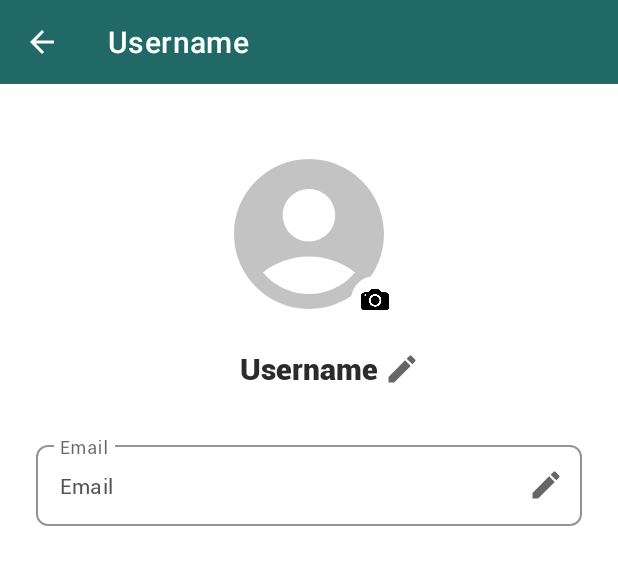
After one commit to MakMoinee/saanKaPuntaApp, an Android app: the layout activity_profile.xml on its own in the app's theme, with its tools: preview values and no code run, on a phone screen of 412 x 824 dp. The commit adds this screen. Shown: the top 565 px of the screen. Run offline under Robolectric (Android 15) with nearby library versions, the phone set to English and light mode, and no system bars.

Commit message:
update code

```diff
--- a/app/src/main/java/com/rizaltechnology/saankapuntaapp/Fragments/MainFormFragment.java
+++ b/app/src/main/java/com/rizaltechnology/saankapuntaapp/Fragments/MainFormFragment.java
@@ -47,6 +47,7 @@ public class MainFormFragment extends Fragment implements StorageListener {
     private String[] countries;
     private ArrayAdapter<String> adapterStr;
     private String lastSearchVal = "";
+    private ImageButton btnProfile;
 
     private BuildingListener bListener = new BuildingListener() {
         @Override
@@ -97,6 +98,12 @@ public class MainFormFragment extends Fragment implements StorageListener {
 
             @Override
             public void afterTextChanged(Editable s) {
+
+            }
+        });
+        btnProfile.setOnClickListener(new View.OnClickListener() {
+            @Override
+            public void onClick(View v) {
 
             }
         });
@@ -197,6 +204,7 @@ public class MainFormFragment extends Fragment implements StorageListener {
         recyclerView = mView.findViewById(R.id.recycler);
         recyclerView.setVisibility(View.INVISIBLE);
         btnSearch = mView.findViewById(R.id.imgSearch);
+        btnProfile = mView.findViewById(R.id.btnProfile);
         storage = new Storage(this);
         buildingFilePaths = Constants.buildingFileFolder.split(",");
         currentFileIndex = 0;
--- /dev/null
+++ b/app/src/main/java/com/rizaltechnology/saankapuntaapp/Fragments/ProfileFragment.java
@@ -0,0 +1,27 @@
+package com.rizaltechnology.saankapuntaapp.Fragments;
+
+import android.content.Context;
+import android.os.Bundle;
+import android.view.LayoutInflater;
+import android.view.View;
+import android.view.ViewGroup;
+
+import androidx.fragment.app.Fragment;
+
+import com.rizaltechnology.saankapuntaapp.R;
+
+public class ProfileFragment extends Fragment {
+
+    Context mContext;
+
+
+    public ProfileFragment(Context context) {
+        this.mContext = context;
+    }
+
+    @Override
+    public View onCreateView(LayoutInflater inflater, ViewGroup container, Bundle savedInstanceState) {
+        View mView = LayoutInflater.from(mContext).inflate(R.layout.activity_profile,container,false);
+        return mView;
+    }
+}
--- a/app/src/main/java/com/rizaltechnology/saankapuntaapp/Interfaces/FragmentFinish.java
+++ b/app/src/main/java/com/rizaltechnology/saankapuntaapp/Interfaces/FragmentFinish.java
@@ -7,4 +7,5 @@ public interface FragmentFinish {
     void onFinishSecondFragment();
     void onLoginFinish();
     void openBuildingFragment(Buildings buildings);
+    void openProfileFragment();
 }
--- a/app/src/main/java/com/rizaltechnology/saankapuntaapp/MainActivity.java
+++ b/app/src/main/java/com/rizaltechnology/saankapuntaapp/MainActivity.java
@@ -17,6 +17,7 @@ import com.rizaltechnology.saankapuntaapp.Fragments.BuildingFragment;
 import com.rizaltechnology.saankapuntaapp.Fragments.CreateAccountFragment;
 import com.rizaltechnology.saankapuntaapp.Fragments.FirstFragment;
 import com.rizaltechnology.saankapuntaapp.Fragments.MainFormFragment;
+import com.rizaltechnology.saankapuntaapp.Fragments.ProfileFragment;
 import com.rizaltechnology.saankapuntaapp.Fragments.SecondFragment;
 import com.rizaltechnology.saankapuntaapp.Interfaces.FragmentFinish;
 import com.rizaltechnology.saankapuntaapp.Interfaces.StorageListener;
@@ -113,6 +114,16 @@ public class MainActivity extends AppCompatActivity implements FragmentFinish {
     }
 
     @Override
+    public void openProfileFragment() {
+        fragmentIndex = 5;
+        fragment = new ProfileFragment(MainActivity.this);
+        fm = getSupportFragmentManager();
+        ft = fm.beginTransaction();
+        ft.replace(R.id.frame, fragment, null);
+        ft.commit();
+    }
+
+    @Override
     public void onBackPressed() {
         switch (fragmentIndex) {
             case 1:
--- /dev/null
+++ b/app/src/main/res/drawable/ic_baseline_account_circle_24_lightest_gray.xml
@@ -0,0 +1,5 @@
+<vector android:height="24dp" android:tint="#C3C3C3"
+    android:viewportHeight="24" android:viewportWidth="24"
+    android:width="24dp" xmlns:android="http://schemas.android.com/apk/res/android">
+    <path android:fillColor="@android:color/white" android:pathData="M12,2C6.48,2 2,6.48 2,12s4.48,10 10,10s10,-4.48 10,-10S17.52,2 12,2zM12,6c1.93,0 3.5,1.57 3.5,3.5S13.93,13 12,13s-3.5,-1.57 -3.5,-3.5S10.07,6 12,6zM12,20c-2.03,0 -4.43,-0.82 -6.14,-2.88C7.55,15.8 9.68,15 12,15s4.45,0.8 6.14,2.12C16.43,19.18 14.03,20 12,20z"/>
+</vector>
--- /dev/null
+++ b/app/src/main/res/drawable/ic_baseline_arrow_back_24_white.xml
@@ -0,0 +1,5 @@
+<vector android:autoMirrored="true" android:height="24dp"
+    android:tint="#FFFFFF" android:viewportHeight="24"
+    android:viewportWidth="24" android:width="24dp" xmlns:android="http://schemas.android.com/apk/res/android">
+    <path android:fillColor="@android:color/white" android:pathData="M20,11H7.83l5.59,-5.59L12,4l-8,8 8,8 1.41,-1.41L7.83,13H20v-2z"/>
+</vector>
--- /dev/null
+++ b/app/src/main/res/drawable/ic_edit.xml
@@ -0,0 +1,5 @@
+<vector android:height="24dp" android:tint="#666666"
+    android:viewportHeight="24" android:viewportWidth="24"
+    android:width="24dp" xmlns:android="http://schemas.android.com/apk/res/android">
+    <path android:fillColor="@android:color/white" android:pathData="M3,17.25V21h3.75L17.81,9.94l-3.75,-3.75L3,17.25zM20.71,7.04c0.39,-0.39 0.39,-1.02 0,-1.41l-2.34,-2.34c-0.39,-0.39 -1.02,-0.39 -1.41,0l-1.83,1.83 3.75,3.75 1.83,-1.83z"/>
+</vector>
--- /dev/null
+++ b/app/src/main/res/drawable/oval_gray.xml
@@ -0,0 +1,6 @@
+<?xml version="1.0" encoding="utf-8"?>
+<shape xmlns:android="http://schemas.android.com/apk/res/android"
+    android:shape="oval" >
+    <solid android:color="#E7E7E7"/>
+
+</shape>
--- /dev/null
+++ b/app/src/main/res/layout/activity_profile.xml
@@ -0,0 +1,145 @@
+<?xml version="1.0" encoding="utf-8"?>
+<androidx.coordinatorlayout.widget.CoordinatorLayout xmlns:android="http://schemas.android.com/apk/res/android"
+    xmlns:app="http://schemas.android.com/apk/res-auto"
+    xmlns:tools="http://schemas.android.com/tools"
+    android:layout_width="match_parent"
+    android:layout_height="match_parent">
+
+    <RelativeLayout
+        android:layout_width="match_parent"
+        android:layout_height="match_parent">
+
+        <com.google.android.material.appbar.MaterialToolbar
+            android:id="@+id/tbUserProfile"
+            android:layout_width="match_parent"
+            android:layout_height="wrap_content"
+            android:background="@color/green_primary"
+            app:navigationIcon="@drawable/ic_baseline_arrow_back_24_white"
+            app:title="Username"
+            app:titleTextColor="@color/off_white" />
+
+<!--        <com.google.android.material.progressindicator.CircularProgressIndicator-->
+<!--            android:id="@+id/pbUserProfile"-->
+<!--            android:layout_width="wrap_content"-->
+<!--            android:layout_height="wrap_content"-->
+<!--            android:indeterminate="true"-->
+<!--            app:indicatorColor="@color/green_secondary"-->
+<!--            app:layout_constraintBottom_toBottomOf="parent"-->
+<!--            app:layout_constraintEnd_toEndOf="parent"-->
+<!--            app:layout_constraintHorizontal_bias="0.5"-->
+<!--            app:layout_constraintStart_toStartOf="parent"-->
+<!--            app:layout_constraintTop_toTopOf="parent" />-->
+
+        <LinearLayout
+            android:layout_marginTop="40dp"
+            android:id="@+id/llUserProfileFragment"
+            android:layout_width="match_parent"
+            android:layout_height="match_parent"
+            android:gravity="center_horizontal"
+            android:orientation="vertical"
+            app:layout_constraintEnd_toEndOf="parent"
+            app:layout_constraintHorizontal_bias="0.5"
+            app:layout_constraintStart_toStartOf="parent">
+
+            <androidx.constraintlayout.widget.ConstraintLayout
+                android:layout_width="wrap_content"
+                android:layout_height="wrap_content"
+                android:layout_marginTop="56dp">
+
+                <ImageView
+                    android:id="@+id/ivUserProfilePicture"
+                    android:layout_width="120dp"
+                    android:layout_height="120dp"
+                    android:contentDescription="User Profile"
+                    android:scaleType="fitXY"
+                    app:layout_constraintBottom_toBottomOf="parent"
+                    app:layout_constraintEnd_toEndOf="parent"
+                    app:layout_constraintHorizontal_bias="0.5"
+                    app:layout_constraintStart_toStartOf="parent"
+                    app:layout_constraintTop_toTopOf="parent"
+                    app:srcCompat="@drawable/ic_baseline_account_circle_24_lightest_gray"
+                    tools:ignore="ImageContrastCheck" />
+
+                <ImageView
+                    android:id="@+id/ivUserProfilePictureUpdate"
+                    android:layout_width="32dp"
+                    android:layout_height="32dp"
+                    android:background="@drawable/oval_gray"
+                    android:backgroundTint="@color/white"
+                    android:contentDescription="@string/icon_hint"
+                    android:padding="4dp"
+                    app:layout_constraintBottom_toBottomOf="parent"
+                    app:layout_constraintEnd_toEndOf="parent"
+                    app:srcCompat="@drawable/camera" />
+            </androidx.constraintlayout.widget.ConstraintLayout>
+
+            <androidx.constraintlayout.widget.ConstraintLayout
+                android:layout_width="match_parent"
+                android:layout_height="wrap_content"
+                android:layout_marginTop="16dp">
+
+                <TextView
+                    android:id="@+id/tvUserProfileUsername"
+                    android:layout_width="wrap_content"
+                    android:layout_height="wrap_content"
+                    android:fontFamily="@font/roboto_black"
+                    android:text="Username"
+                    android:textColor="@color/off_black"
+                    android:textSize="20sp"
+                    app:layout_constraintBottom_toBottomOf="parent"
+                    app:layout_constraintEnd_toEndOf="parent"
+                    app:layout_constraintHorizontal_bias="0.5"
+                    app:layout_constraintStart_toStartOf="parent"
+                    app:layout_constraintTop_toTopOf="parent" />
+
+                <ImageButton
+                    android:id="@+id/ibUpdateUsername"
+                    android:layout_width="wrap_content"
+                    android:layout_height="wrap_content"
+                    android:layout_marginStart="4dp"
+                    android:background="@drawable/ic_edit"
+                    android:contentDescription="@string/update_username"
+                    app:layout_constraintBottom_toBottomOf="parent"
+                    app:layout_constraintStart_toEndOf="@+id/tvUserProfileUsername"
+                    app:layout_constraintTop_toTopOf="parent"
+                    tools:ignore="TouchTargetSizeCheck" />
+
+            </androidx.constraintlayout.widget.ConstraintLayout>
+
+
+            <com.google.android.material.textfield.TextInputLayout
+                android:id="@+id/tfUserProfileEmail"
+                style="@style/Widget.MaterialComponents.TextInputLayout.OutlinedBox"
+                android:layout_width="match_parent"
+                android:layout_height="wrap_content"
+                android:layout_marginStart="24dp"
+                android:layout_marginTop="32dp"
+                android:layout_marginEnd="24dp"
+                android:hint="Email"
+                app:boxCornerRadiusBottomEnd="8dp"
+                app:boxCornerRadiusBottomStart="8dp"
+                app:boxCornerRadiusTopEnd="8dp"
+                app:boxCornerRadiusTopStart="8dp"
+                app:boxStrokeColor="@color/lighter_gray"
+                app:boxStrokeWidthFocused="1dp"
+                app:endIconDrawable="@drawable/ic_edit"
+                app:endIconMode="custom"
+                app:expandedHintEnabled="true">
+
+                <com.google.android.material.textfield.TextInputEditText
+                    android:layout_width="match_parent"
+                    android:layout_height="wrap_content"
+                    android:ems="10"
+                    android:enabled="false"
+                    android:fontFamily="@font/roboto_regular"
+                    android:paddingStart="16dp"
+                    android:paddingEnd="16dp"
+                    android:text="Email"
+                    android:textColor="@color/darker_gray"
+                    android:textSize="14sp" />
+            </com.google.android.material.textfield.TextInputLayout>
+
+        </LinearLayout>
+    </RelativeLayout>
+
+</androidx.coordinatorlayout.widget.CoordinatorLayout>
--- a/app/src/main/res/layout/fragment_building.xml
+++ b/app/src/main/res/layout/fragment_building.xml
@@ -21,7 +21,7 @@
                     android:layout_width="match_parent"
                     android:layout_height="250dp"
                     android:adjustViewBounds="true"
-                    android:scaleType="centerCrop" />
+                    android:scaleType="fitXY" />
 
                 <TextView
                     android:id="@+id/lblTitle"
--- a/app/src/main/res/layout/fragment_main.xml
+++ b/app/src/main/res/layout/fragment_main.xml
@@ -107,6 +107,7 @@
                 android:padding="15dp">
 
                 <ImageButton
+                    android:id="@+id/btnProfile"
                     android:layout_width="0dp"
                     android:layout_height="match_parent"
                     android:layout_weight="1"
--- a/app/src/main/res/values/colors.xml
+++ b/app/src/main/res/values/colors.xml
@@ -9,4 +9,10 @@
     <color name="white">#FFFFFFFF</color>
     <color name="dark_white">#F8F8F8</color>
     <color name="frame_bg">#E7E7E7</color>
+    <color name="off_white">#FEFEFE</color>
+    <color name="green_primary">#206967</color>
+    <color name="off_black">#2B2B2B</color>
+    <color name="lighter_gray">#9e9e9e</color>
+    <color name="darker_gray">#545454</color>
+    <color name="green_secondary">#389583</color>
 </resources>
--- a/app/src/main/res/values/strings.xml
+++ b/app/src/main/res/values/strings.xml
@@ -107,4 +107,6 @@
         <item>Swimming Pool</item>
         <item>Basketball Court</item>
     </string-array>
+    <string name="icon_hint"><b>Icon</b></string>
+    <string name="update_username">Update username</string>
 </resources>
```
Also changed, not shown: app/src/main/res/drawable/camera.PNG (added).
